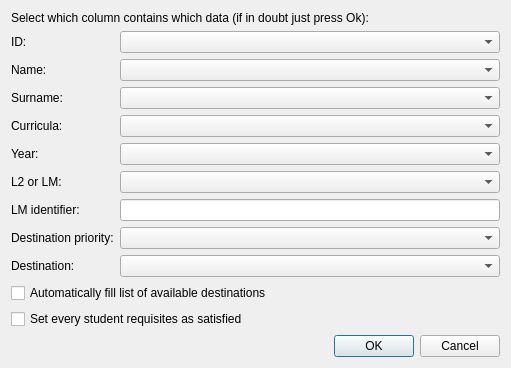
First picture: the form in xlsxsettings.ui, repository zorbaproject/cresta, before the edit.
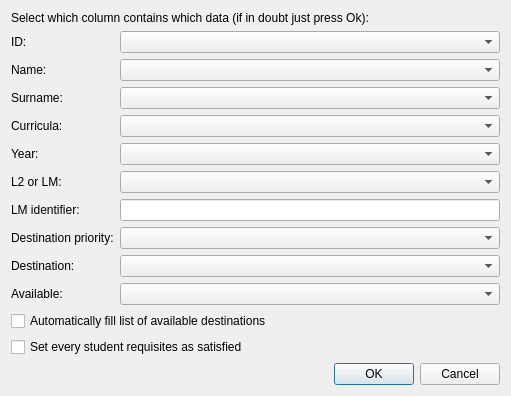
Second picture: the form after the edit.

Commit message: extract available places data from xlsx

What changed in the file:
```diff
--- a/xlsxsettings.ui
+++ b/xlsxsettings.ui
@@ -74,6 +74,9 @@
        </property>
       </widget>
      </item>
+     <item row="5" column="1">
+      <widget class="QComboBox" name="xs_lslm"/>
+     </item>
      <item row="8" column="1">
       <widget class="QComboBox" name="xs_dest"/>
      </item>
@@ -110,8 +113,15 @@
        </property>
       </widget>
      </item>
-     <item row="5" column="1">
-      <widget class="QComboBox" name="xs_lslm"/>
+     <item row="9" column="0">
+      <widget class="QLabel" name="label_11">
+       <property name="text">
+        <string>Available:</string>
+       </property>
+      </widget>
+     </item>
+     <item row="9" column="1">
+      <widget class="QComboBox" name="xs_available"/>
      </item>
     </layout>
    </item>
```
The commit also changes 11 other files.
